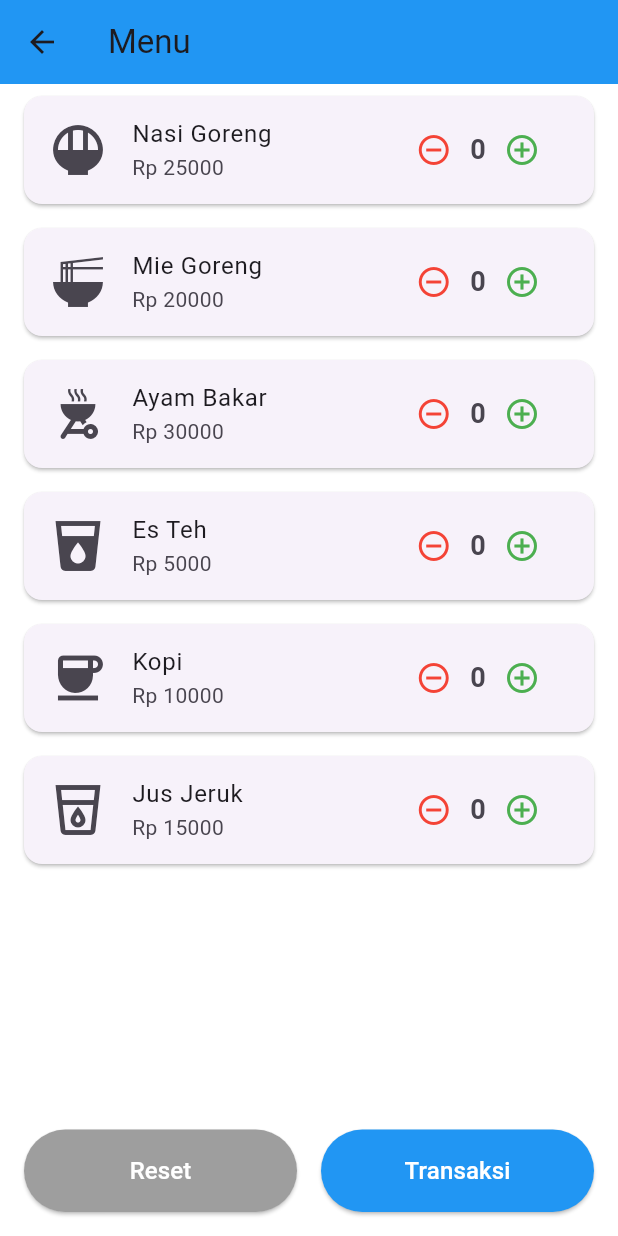
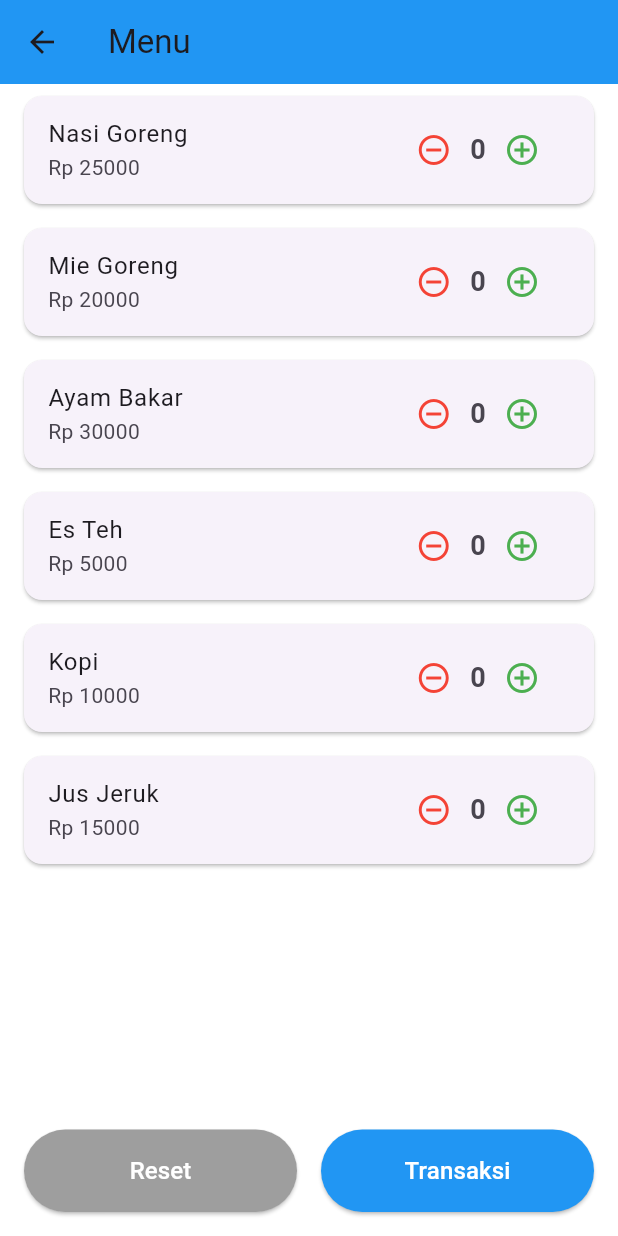
Before and after one commit to husnulalisah/miniproject_flutter1, a Flutter app: the LayarMenu screen opened by its route, on a phone screen of 412 x 824 dp. Run offline on Flutter 3.47's test engine with Material 3 defaults, Android fonts, the phone set to English and light mode, and no system bars.

Commit message:
Update layar_menu.dart

```diff
--- a/lib/layar/layar_menu.dart
+++ b/lib/layar/layar_menu.dart
@@ -9,14 +9,14 @@ class LayarMenu extends StatefulWidget {
 }
 
 class _LayarMenuState extends State<LayarMenu> {
-  // Daftar menu makanan dan minuman
+  // Daftar menu makanan dan minuman (tanpa ikon)
   final List<Map<String, dynamic>> daftarMenu = [
-    {'nama': 'Nasi Goreng', 'harga': 25000, 'ikon': Icons.rice_bowl},
-    {'nama': 'Mie Goreng', 'harga': 20000, 'ikon': Icons.ramen_dining}, // changed
-    {'nama': 'Ayam Bakar', 'harga': 30000, 'ikon': Icons.outdoor_grill}, // changed
-    {'nama': 'Es Teh', 'harga': 5000, 'ikon': Icons.local_drink},
-    {'nama': 'Kopi', 'harga': 10000, 'ikon': Icons.coffee},
-    {'nama': 'Jus Jeruk', 'harga': 15000, 'ikon': Icons.local_drink_outlined},
+    {'nama': 'Nasi Goreng', 'harga': 25000},
+    {'nama': 'Mie Goreng', 'harga': 20000},
+    {'nama': 'Ayam Bakar', 'harga': 30000},
+    {'nama': 'Es Teh', 'harga': 5000},
+    {'nama': 'Kopi', 'harga': 10000},
+    {'nama': 'Jus Jeruk', 'harga': 15000},
   ];
 
   @override
@@ -35,12 +35,10 @@ class _LayarMenuState extends State<LayarMenu> {
               itemBuilder: (context, index) {
                 final item = daftarMenu[index];
                 final namaItem = item['nama'] as String;
-                final ikonItem = item['ikon'] as IconData;
 
                 return Card(
                   margin: const EdgeInsets.symmetric(horizontal: 16, vertical: 8),
                   child: ListTile(
-                    leading: Icon(ikonItem, size: 40),
                     title: Text(namaItem),
                     subtitle: Text('Rp ${item['harga']}'),
                     trailing: Row(
@@ -61,7 +59,10 @@ class _LayarMenuState extends State<LayarMenu> {
                         // Jumlah Pesanan
                         Text(
                           pesanan[namaItem].toString(),
-                          style: const TextStyle(fontSize: 18, fontWeight: FontWeight.bold),
+                          style: const TextStyle(
+                            fontSize: 18,
+                            fontWeight: FontWeight.bold,
+                          ),
                           textAlign: TextAlign.center,
                         ),
                         // Tombol Tambah
```
